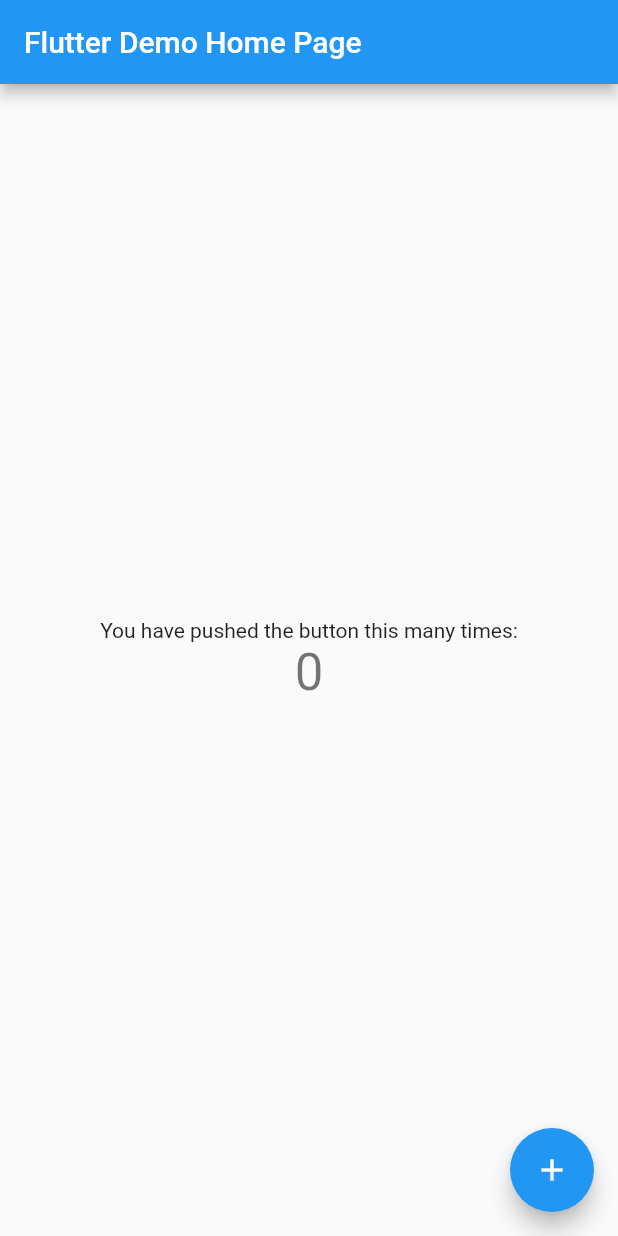
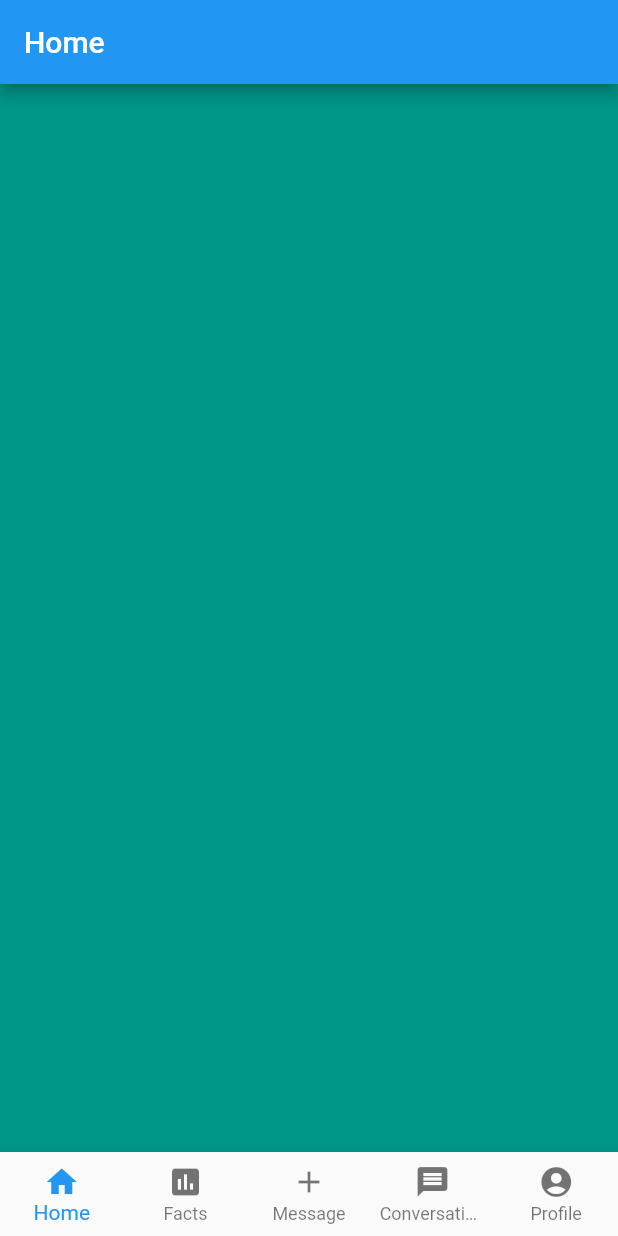
Before and after one commit to Mangern/NaboHjelp, a Flutter app: the screen it shows after launch, on a phone screen of 412 x 824 dp. Run offline on Flutter 3.47's test engine with Material 2 defaults, Android fonts, the phone set to English and light mode, and no system bars.

```diff
--- a/lib/main.dart
+++ b/lib/main.dart
@@ -1,4 +1,9 @@
 import 'package:flutter/material.dart';
+import 'package:nabo_hjelp/screens/conversations.dart';
+import 'package:nabo_hjelp/screens/facts.dart';
+import 'package:nabo_hjelp/screens/home.dart';
+import 'package:nabo_hjelp/screens/message.dart';
+import 'package:nabo_hjelp/screens/profile.dart';
 
 void main() => runApp(App());
 
@@ -7,7 +12,7 @@ class App extends StatelessWidget {
   @override
   Widget build(BuildContext context) {
     return MaterialApp(
-      title: 'Flutter Demo',
+      title: 'Nabohjelp',
       theme: ThemeData(
         // This is the theme of your application.
         //
@@ -19,93 +24,77 @@ class App extends StatelessWidget {
         // Notice that the counter didn't reset back to zero; the application
         // is not restarted.
         primarySwatch: Colors.blue,
+        accentColor: Colors.teal,
       ),
-      home: MyHomePage(title: 'Flutter Demo Home Page'),
+      home: MainPage(),
     );
   }
 }
 
-class MyHomePage extends StatefulWidget {
-  MyHomePage({Key key, this.title}) : super(key: key);
-
-  // This widget is the home page of your application. It is stateful, meaning
-  // that it has a State object (defined below) that contains fields that affect
-  // how it looks.
-
-  // This class is the configuration for the state. It holds the values (in this
-  // case the title) provided by the parent (in this case the App widget) and
-  // used by the build method of the State. Fields in a Widget subclass are
-  // always marked "final".
-
-  final String title;
+class MainPage extends StatefulWidget {
+  MainPage({Key key}) : super(key: key);
 
   @override
-  _MyHomePageState createState() => _MyHomePageState();
+  State<StatefulWidget> createState() {
+    return MainPageState();
+  }
 }
 
-class _MyHomePageState extends State<MyHomePage> {
-  int _counter = 0;
 
-  void _incrementCounter() {
-    setState(() {
-      // This call to setState tells the Flutter framework that something has
-      // changed in this State, which causes it to rerun the build method below
-      // so that the display can reflect the updated values. If we changed
-      // _counter without calling setState(), then the build method would not be
-      // called again, and so nothing would appear to happen.
-      _counter++;
-    });
-  }
+// Will pretty much only handle navigation with bottom nav bar
+class MainPageState extends State<MainPage> {
+  int currentIndex = 0;
+
+  static Text navText(String text) => Text(text, style: TextStyle(color: Colors.black, fontSize: 12),);
+
+  // Use cont
+  List<BottomNavigationBarItem> navigationItems = [
+    BottomNavigationBarItem(
+      icon: Icon(Icons.home),
+      title: navText("Home"),
+    ),
+    BottomNavigationBarItem(
+        icon: Icon(Icons.poll),
+        title: navText("Facts")
+    ),
+    BottomNavigationBarItem(
+        icon: Icon(Icons.add),
+        title: navText("Message"),
+    ),
+    BottomNavigationBarItem(
+        icon: Icon(Icons.message),
+        title: navText("Conversations")
+    ),
+    BottomNavigationBarItem(
+        icon: Icon(Icons.account_circle),
+        title: navText("Profile")
+    ),
+  ];
+
+  List<Widget> screens = [
+    HomeScreen(),
+    FactsScreen(),
+    MessageScreen(),
+    ConversationsScreen(),
+    ProfileScreen(),
+  ];
 
   @override
   Widget build(BuildContext context) {
-    // This method is rerun every time setState is called, for instance as done
-    // by the _incrementCounter method above.
-    //
-    // The Flutter framework has been optimized to make rerunning build methods
-    // fast, so that you can just rebuild anything that needs updating rather
-    // than having to individually change instances of widgets.
     return Scaffold(
-      appBar: AppBar(
-        // Here we take the value from the MyHomePage object that was created by
-        // the App.build method, and use it to set our appbar title.
-        title: Text(widget.title),
+      body: screens[currentIndex],
+      bottomNavigationBar: BottomNavigationBar(
+        items: navigationItems,
+        onTap: (index) {
+          setState(() {
+            currentIndex = index;
+          });
+        },
+        currentIndex: currentIndex,
+        type: BottomNavigationBarType.fixed,
       ),
-      body: Center(
-        // Center is a layout widget. It takes a single child and positions it
-        // in the middle of the parent.
-        child: Column(
-          // Column is also layout widget. It takes a list of children and
-          // arranges them vertically. By default, it sizes itself to fit its
-          // children horizontally, and tries to be as tall as its parent.
-          //
-          // Invoke "debug painting" (press "p" in the console, choose the
-          // "Toggle Debug Paint" action from the Flutter Inspector in Android
-          // Studio, or the "Toggle Debug Paint" command in Visual Studio Code)
-          // to see the wireframe for each widget.
-          //
-          // Column has various properties to control how it sizes itself and
-          // how it positions its children. Here we use mainAxisAlignment to
-          // center the children vertically; the main axis here is the vertical
-          // axis because Columns are vertical (the cross axis would be
-          // horizontal).
-          mainAxisAlignment: MainAxisAlignment.center,
-          children: <Widget>[
-            Text(
-              'You have pushed the button this many times:',
-            ),
-            Text(
-              '$_counter',
-              style: Theme.of(context).textTheme.display1,
-            ),
-          ],
-        ),
-      ),
-      floatingActionButton: FloatingActionButton(
-        onPressed: _incrementCounter,
-        tooltip: 'Increment',
-        child: Icon(Icons.add),
-      ), // This trailing comma makes auto-formatting nicer for build methods.
     );
   }
+
+
 }
--- a/lib/screens/home.dart
+++ b/lib/screens/home.dart
@@ -0,0 +1,23 @@
+import 'package:flutter/material.dart';
+
+class HomeScreen extends StatefulWidget {
+  @override
+  State<StatefulWidget> createState() {
+    return HomeScreenState();
+  }
+}
+
+class HomeScreenState extends State<HomeScreen> {
+  @override
+  Widget build(BuildContext context) {
+    return Scaffold(
+      appBar: AppBar(
+        title: Text("Home"),
+      ),
+      body: Container(
+        color: Theme.of(context).accentColor,
+      ),
+    );
+  }
+
+}
```
Also changed, not shown: lib/screens/conversations.dart (+21 -0 lines), lib/screens/facts.dart (+22 -0 lines), lib/screens/message.dart (+16 -0 lines), lib/screens/profile.dart (+23 -0 lines).
